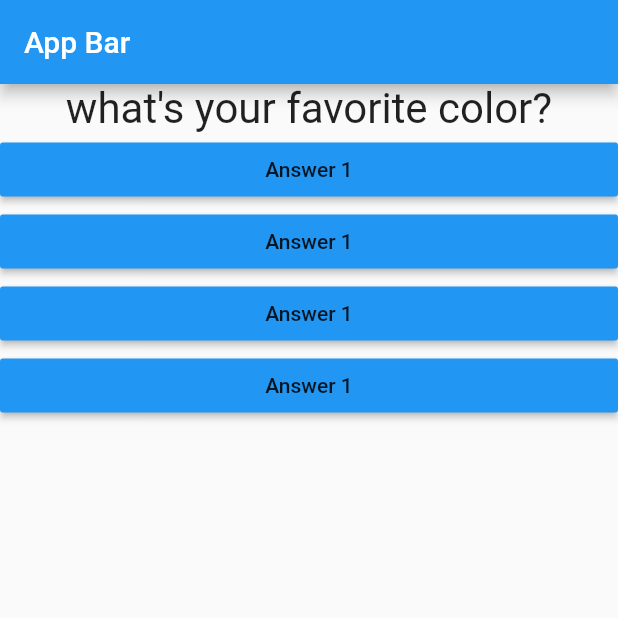
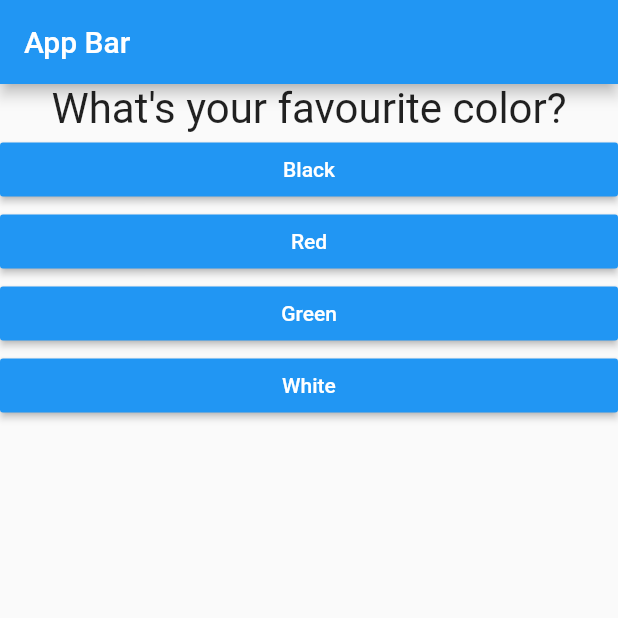
Before and after one commit to Karibayasmin/flutter_learning_progress_from_course, a Flutter app: the screen it shows after launch, on a phone screen of 412 x 824 dp, the top half of it. Run offline on Flutter 3.47's test engine with Material 2 defaults, Android fonts, the phone set to English and light mode, and no system bars.

Commit message:
Till 45no. video

```diff
--- a/lib/answer.dart
+++ b/lib/answer.dart
@@ -4,8 +4,9 @@ import 'package:flutter/material.dart';
 class Answer extends StatelessWidget {
 
   final Function selectHandler; // Here 'Function' property means that the values stored in this property will be a function or a pointer at a function.
+  final String answerText;
 
-  Answer({this.selectHandler});
+  Answer({this.selectHandler, this.answerText});
 
   @override
   Widget build(BuildContext context) {
@@ -13,7 +14,8 @@ class Answer extends StatelessWidget {
       width: double.infinity,
       child: RaisedButton(
         color: Colors.blue,
-        child: Text('Answer 1'),
+        textColor: Colors.white,
+        child: Text(answerText),
         onPressed: selectHandler, // without parenthesis, because we don't want to execute it immediately.
       ),
     );
--- a/lib/main.dart
+++ b/lib/main.dart
@@ -19,7 +19,7 @@ class _MyAppState extends State<MyApp>{
   var _questionIndex = 0;
 
 
-  answerQuestion(){
+  void _answerQuestion(){
     setState(() {
       _questionIndex = _questionIndex + 1;
     });
@@ -29,8 +29,20 @@ class _MyAppState extends State<MyApp>{
   @override
   Widget build(BuildContext context){
 
-    var _questions = ['what\'s your favorite color?',
-                      'what\'s your favorite animal?'];
+    //var _questions = [{'questionText': 'What\'s your favourite color?',  // Here we can use final instead of var because we never intend to change these values once our program runs.
+    final _questions = [{'questionText': 'What\'s your favourite color?',
+                       'answers' : ['Black', 'Red', 'Green', 'White'],
+                      },
+                      {
+                        'questionText': 'What\'s your favourite animal?',
+                        'answers' : ['Cat', 'Lion', 'Tiger', 'Dog'],
+
+                      },
+                      {
+                        'questionText': 'Who\'s your favourite instructor?',
+                        'answers' : ['Max', 'Max', 'Max', 'Max'],
+                      }];
+
 
     return MaterialApp(home:
     Scaffold(
@@ -39,10 +51,31 @@ class _MyAppState extends State<MyApp>{
       ),
       body: Column(
         children: [
-          Question(questionText: _questions[_questionIndex],
+          Question(questionText: _questions[_questionIndex]['questionText'],
             //questions[0],
             //_questions[_questionIndex],
           ),
+          ...(_questions[_questionIndex]['answers'] as List<String>).map((answer){
+            return Answer(selectHandler: _answerQuestion, answerText: answer,);
+          }).toList()
+
+        /* Transforming this list of maps into list of widgets.
+         * Here I am accessing a _questions which is a list. and a list is a class.
+         * and this class defines a map method here. A map method executes a 'function' which we have to pass as an argument
+         * to map on every element in the list on which we are calling map.
+         * we have to pass a function on map. For that here we will define a function which receive argument.
+         * Current element will receive this function.
+         * So here we get the question, single question we are looking at
+         * now we have to return a new value because map return us a list
+         * So our that value will be a widget because we want every element in question, we want to return an element which
+         * will replace which will be a widget
+         * So here we access questions for the currently selected question index and there we now select a key and
+         * that key now should be 'answers' which will give us a list of answers.
+         * So map now takes an function which runs on all our answers. so here I get answer and I forward that
+         * answer to my answer widget
+         * So now I am going to tell dart that my answer is a list of String.
+         * when at last we add '.toList' it converts the value map gives us to a list.
+         * this ... means spread operator. It handles nested list*/
 
           /*RaisedButton(
             child: Text('Answer 1'),
@@ -66,10 +99,11 @@ class _MyAppState extends State<MyApp>{
               print('Answer 4 chosen');
             },
           ),*/
-          Answer(selectHandler: answerQuestion,), // The function address we are passing around is also known as a 'callback'. because the receiving widget call it in the future.
+          /*Answer(selectHandler: answerQuestion,), // The function address we are passing around is also known as a 'callback'. because the receiving widget call it in the future.
           Answer(selectHandler: answerQuestion,), // A pointer at a function to a widget
           Answer(selectHandler: answerQuestion,), // 'answerQuestion' function can be forwarded to answer widget, without parentheses, because we don't want to execute this 'answerQuestion' function immediately, when dart reads this.
           Answer(selectHandler: answerQuestion,),
+        */
         ],
       ),
     ),
```
